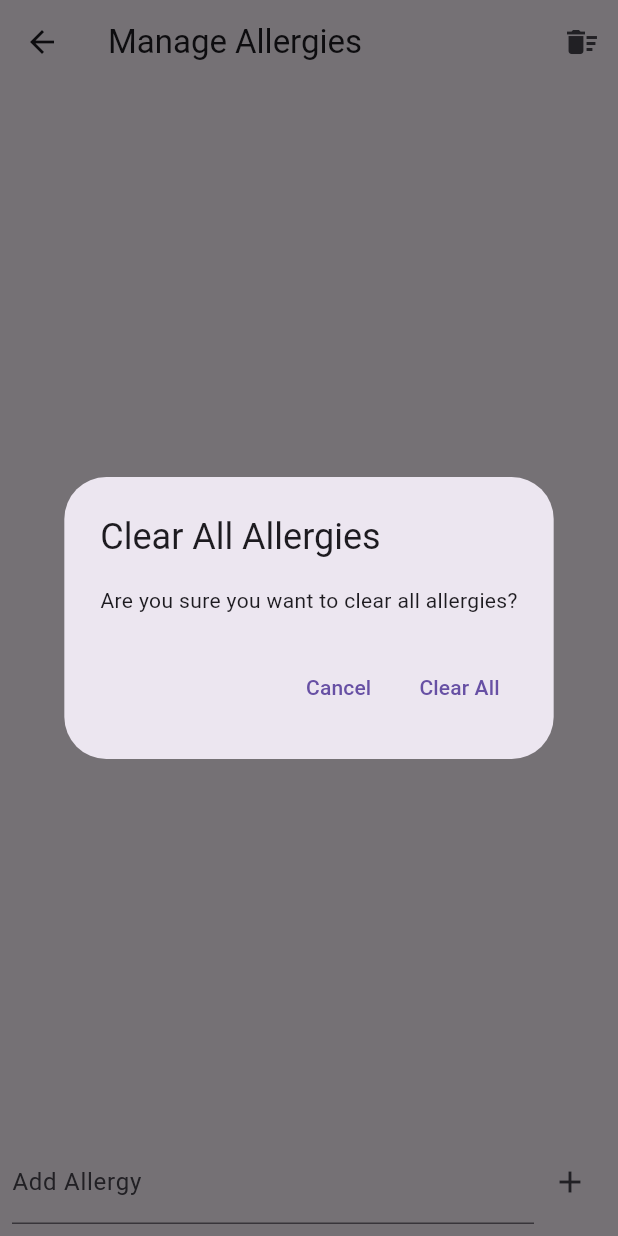
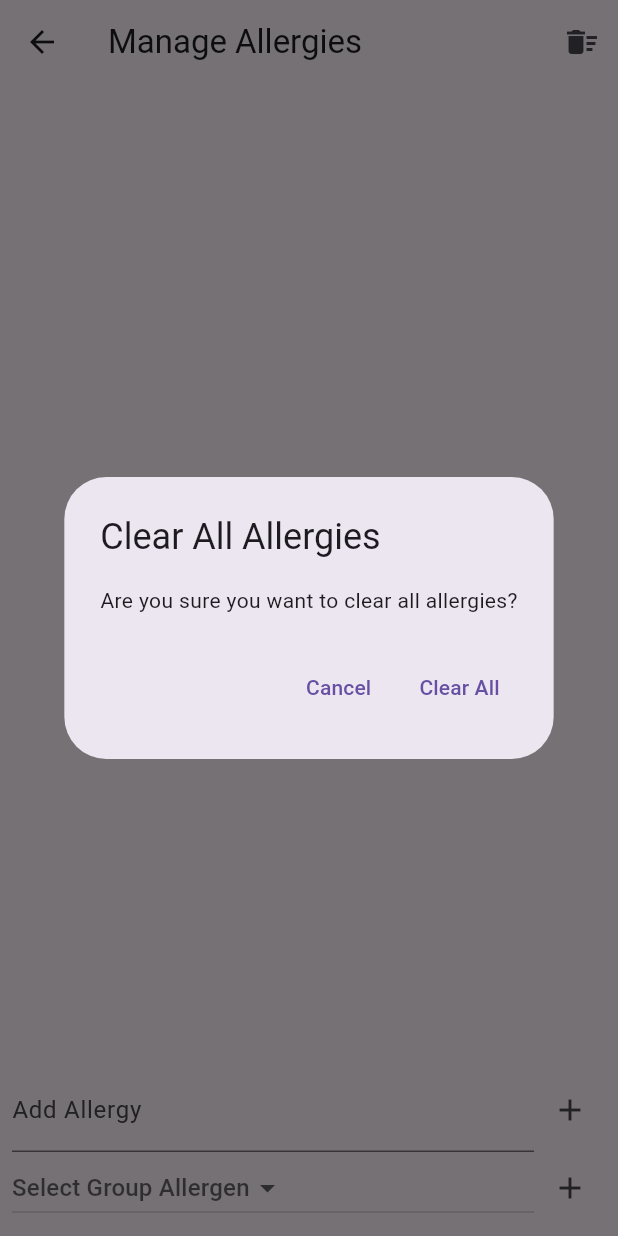
Before and after one commit to ananya-nadendla/can_i_eat_that, a Flutter app: the ManageAllergiesScreen screen opened directly, after a tap on the "delete sweep" icon, on a phone screen of 412 x 824 dp. Run offline on Flutter 3.47's test engine with Material 3 defaults, Android fonts, the phone set to English and light mode, and no system bars; our stand-ins replace image_picker, shared_preferences; missing offline and left inert: google_mlkit_text_recognition; accounts and stored records are empty.

Commit message:
v0.3.1 - updated treenut

```diff
--- a/lib/screens/manage_allergies_screen.dart
+++ b/lib/screens/manage_allergies_screen.dart
@@ -10,6 +10,7 @@ class ManageAllergiesScreen extends StatefulWidget {
 class _ManageAllergiesScreenState extends State<ManageAllergiesScreen> {
   final TextEditingController _controller = TextEditingController();
   static const int maxAllergies = 20;
+  String? _selectedGroupAllergen;
 
   @override
   void initState() {
@@ -69,7 +70,8 @@ class _ManageAllergiesScreenState extends State<ManageAllergiesScreen> {
                   itemCount: allergyProvider.allergies.length, // Number of items in the list
                   itemBuilder: (context, index) {
                     String allergy = allergyProvider.allergies[index]; // Get each allergy from the list
-                    if (allergy.toLowerCase() == 'treenuts' || allergy.toLowerCase() == 'tree nuts') {
+                    if (allergy == 'Tree Nuts') {
+                      // Display "Tree Nuts" with its corresponding nuts
                       return Column(
                         crossAxisAlignment: CrossAxisAlignment.start,
                         children: [
@@ -100,6 +102,7 @@ class _ManageAllergiesScreenState extends State<ManageAllergiesScreen> {
                       // Skip rendering individual tree nuts as they are handled above
                       return Container();
                     } else {
+                      // Display other allergens
                       return ListTile(
                         title: Text(allergy), // Display the allergy name
                         trailing: IconButton(
@@ -113,37 +116,15 @@ class _ManageAllergiesScreenState extends State<ManageAllergiesScreen> {
               ),
               Padding(
                 padding: const EdgeInsets.all(8.0), // Padding around the input row
-                child: Row(
+                child: Column(
+                  children: [
+                    Row(
                       children: [
                         Expanded(
                           child: TextField(
                             controller: _controller, // Controller for text input
                             decoration: InputDecoration(
                               labelText: 'Add Allergy', // Input field label
-                          suffixIcon: _controller.text.trim().toLowerCase() == 'treenuts'
-                              || _controller.text.trim().toLowerCase() == 'tree nuts'
-                              ? IconButton(
-                                  icon: Icon(Icons.info), // Info icon button
-                                  onPressed: () {
-                                    // Show dialog with information about tree nuts
-                                    showDialog(
-                                      context: context,
-                                      builder: (context) => AlertDialog(
-                                        title: Text('Treenuts Information'),
-                                        content: Text(
-                                          'Treenuts include: ${allergyProvider.treeNuts.join(', ')}'
-                                        ),
-                                        actions: [
-                                          TextButton(
-                                            onPressed: () => Navigator.of(context).pop(),
-                                            child: Text('OK'),
-                                          ),
-                                        ],
-                                      ),
-                                    );
-                                  },
-                                )
-                              : null,
                             ),
                           ),
                         ),
@@ -156,20 +137,12 @@ class _ManageAllergiesScreenState extends State<ManageAllergiesScreen> {
                                 bool isDuplicate = allergyProvider.allergies
                                     .map((allergy) => allergy.toLowerCase()) // Compare lowercase to check for duplicates
                                     .contains(newAllergy);
-                            // Check for duplicates including "Tree Nuts"
-                            if (isDuplicate || (newAllergy == 'treenuts' || newAllergy == 'tree nuts') && allergyProvider.allergies.map((allergy) => allergy.toLowerCase()).contains('tree nuts')) {
+                                if (isDuplicate) { // Check for duplicates
                                   ScaffoldMessenger.of(context).showSnackBar(
                                     SnackBar(content: Text('This allergen is already in the list')), // Show duplicate message
                                   );
                                 } else {
-                              if (newAllergy == 'treenuts' || newAllergy == 'tree nuts') {
-                                allergyProvider.addAllergy('Tree Nuts'); // Add "Tree Nuts"
-                                allergyProvider.treeNuts.forEach((treeNut) {
-                                  allergyProvider.addAllergy(treeNut); // Add corresponding nuts
-                                });
-                              } else {
                                   allergyProvider.addAllergy(_controller.text.trim()); // Add the allergy
-                              }
                                   _controller.clear(); // Clear the input field
                                 }
                               } else {
@@ -186,6 +159,65 @@ class _ManageAllergiesScreenState extends State<ManageAllergiesScreen> {
                         ),
                       ],
                     ),
+                    Row(
+                      children: [
+                        Expanded(
+                          child: DropdownButton<String>(
+                            hint: Text('Select Group Allergen'), // Dropdown hint text
+                            value: _selectedGroupAllergen, // Selected group allergen value
+                            onChanged: (String? newValue) { // Dropdown value change handler
+                              setState(() {
+                                _selectedGroupAllergen = newValue; // Update selected group allergen
+                              });
+                            },
+                            items: <String>['Tree Nuts'] // Dropdown items
+                                .map<DropdownMenuItem<String>>((String value) {
+                              return DropdownMenuItem<String>(
+                                value: value,
+                                child: Text(value), // Display dropdown item text
+                              );
+                            }).toList(),
+                          ),
+                        ),
+                        IconButton(
+                          icon: Icon(Icons.add), // Add icon button
+                          onPressed: () {
+                            if (_selectedGroupAllergen != null) { // Check if a group allergen is selected
+                              if (allergyProvider.allergies.length < maxAllergies) { // Check if not exceeding max limit
+                                bool isDuplicate = allergyProvider.allergies
+                                    .map((allergy) => allergy.toLowerCase()) // Compare lowercase to check for duplicates
+                                    .contains('tree nuts');
+                                if (!isDuplicate) { // Check for duplicates
+                                  allergyProvider.addAllergy('Tree Nuts'); // Add "Tree Nuts"
+                                  allergyProvider.treeNuts.forEach((treeNut) {
+                                    if (!allergyProvider.allergies.contains(treeNut)) {
+                                      allergyProvider.addAllergy(treeNut); // Add corresponding nuts
+                                    }
+                                  });
+                                } else {
+                                  ScaffoldMessenger.of(context).showSnackBar(
+                                    SnackBar(content: Text('Tree Nuts are already in the list')), // Show duplicate message
+                                  );
+                                }
+                                setState(() {
+                                  _selectedGroupAllergen = null; // Reset selected group allergen
+                                });
+                              } else {
+                                ScaffoldMessenger.of(context).showSnackBar(
+                                  SnackBar(content: Text('You can add a maximum of 20 allergies')), // Show max allergies message
+                                );
+                              }
+                            } else {
+                              ScaffoldMessenger.of(context).showSnackBar(
+                                SnackBar(content: Text('Please select a group allergen')), // Show empty group allergen message
+                              );
+                            }
+                          },
+                        ),
+                      ],
+                    ),
+                  ],
+                ),
               ),
             ],
           );
```
Also changed, not shown: lib/providers/allergy_provider.dart (line endings or trailing spaces), 1 other file. Lines whose indentation alone changed are shown as unchanged.
